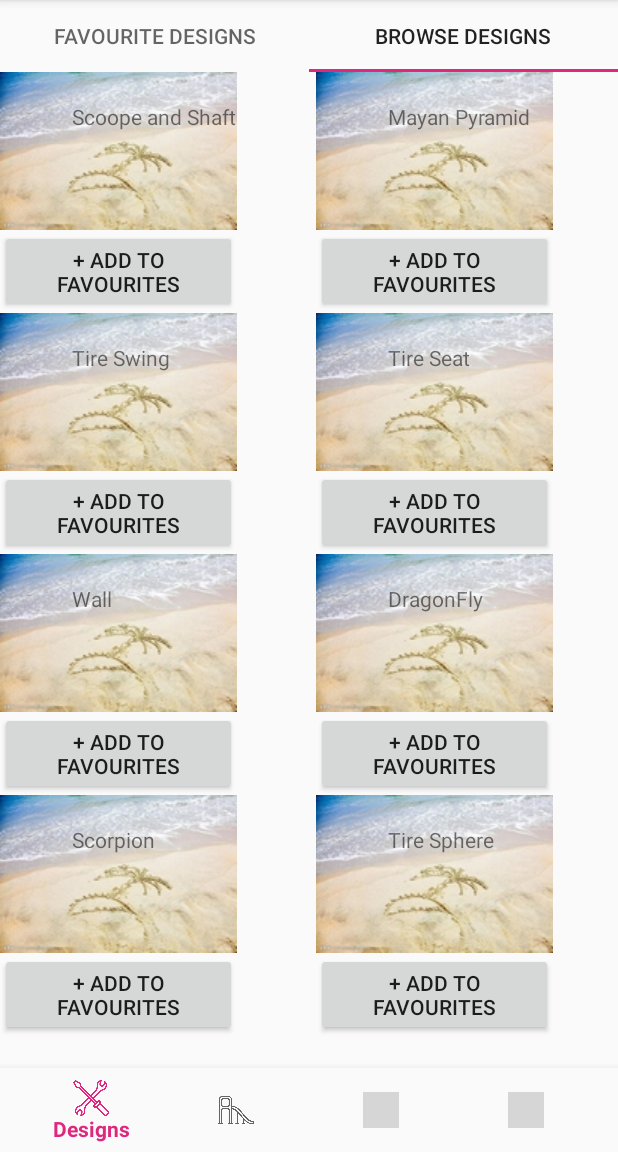
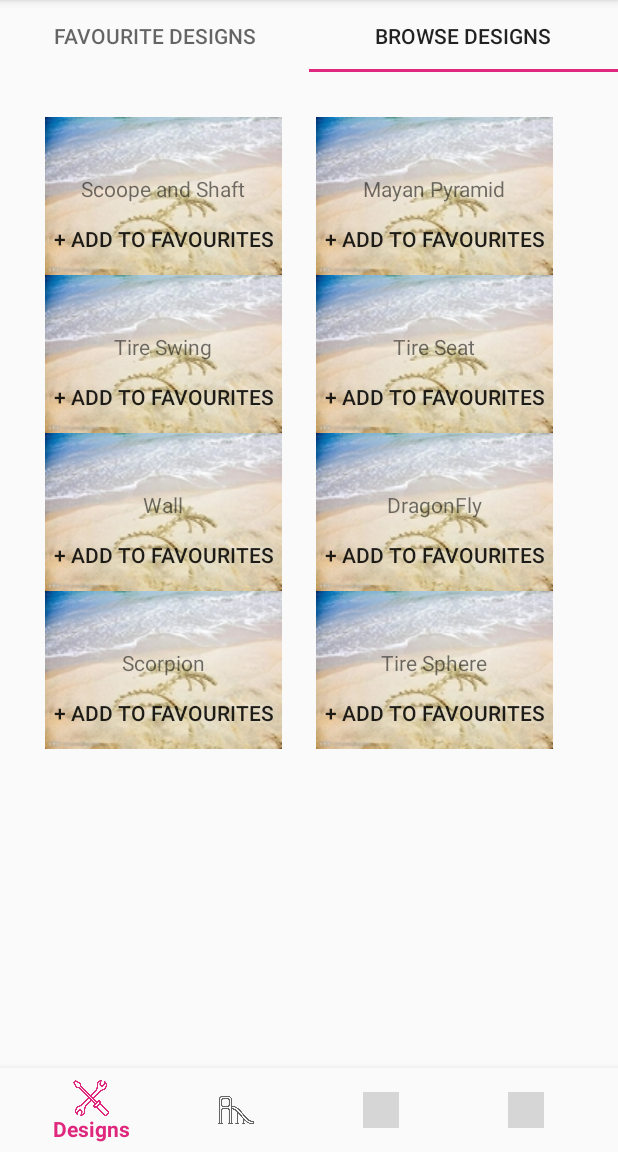
Before and after one commit to jaaasonwu/playgroundideas, an Android app: the DesignFavoriteList screen opened directly, with no data from a screen before it, tab 2 chosen, on a phone screen of 412 x 824 dp, the part 84-1236 px from its top. Run offline under Robolectric (Android 15) with nearby library versions, the phone set to English and light mode, and no system bars; libraries missing offline, so code that uses them is left out: com.joanzapata.iconify; 4 statements that could not run were skipped; grey boxes are pictures that could not be loaded.

Commit message:
improve design_item UI

```diff
--- a/app/src/main/java/com/playgroundideas/playgroundideas/designs/GridViewAdapterFavorite.java
+++ b/app/src/main/java/com/playgroundideas/playgroundideas/designs/GridViewAdapterFavorite.java
@@ -118,7 +118,7 @@ class GridViewAdapterFavorite extends BaseAdapter {
             LayoutInflater inflater = (LayoutInflater) context.getSystemService(Context.LAYOUT_INFLATER_SERVICE);
             designItem = inflater.inflate(R.layout.design_item, viewGroup, false);
             holder = new ViewHolder(designItem);
-            holder.deleteButton.setText("delete button");
+            holder.deleteButton.setText("   Delete");
             designItem.setTag(holder);
         }
         else{
--- a/app/src/main/res/layout/design_item.xml
+++ b/app/src/main/res/layout/design_item.xml
@@ -1,32 +1,37 @@
 <?xml version="1.0" encoding="utf-8"?>
-<RelativeLayout xmlns:android="http://schemas.android.com/apk/res/android"
+<LinearLayout xmlns:android="http://schemas.android.com/apk/res/android"
     xmlns:app="http://schemas.android.com/apk/res-auto"
-    android:layout_width="match_parent" android:layout_height="match_parent">
+    android:orientation="vertical" android:layout_width="match_parent"
+    android:layout_height="match_parent">
+
+
+    <RelativeLayout
+        android:layout_width="wrap_content"
+        android:layout_height="wrap_content">
 
         <ImageView
             android:id="@+id/imageView"
-        android:src="@drawable/sample1"
             android:layout_width="wrap_content"
             android:layout_height="wrap_content"
+            android:layout_alignParentStart="true"
             android:layout_alignParentTop="true"
-        android:layout_alignParentStart="true" />
+            app:srcCompat="@drawable/sample1" />
 
         <Button
             android:id="@+id/add_or_delete_button"
             android:layout_width="wrap_content"
             android:layout_height="wrap_content"
-        android:text="@string/add_button"
-        android:layout_below="@+id/imageView"
-        android:layout_alignParentStart="true"
-        android:layout_alignEnd="@+id/imageView" />
+            android:layout_centerInParent="true"
+            android:layout_alignBottom="@id/imageView"
+            android:background="@android:color/transparent"
+            android:text="@string/add_button" />
 
         <TextView
             android:id="@+id/textView"
             android:layout_width="wrap_content"
             android:layout_height="wrap_content"
-        android:layout_marginStart="48dp"
-        android:text="TextView"
-        android:layout_alignParentTop="true"
-        android:layout_alignParentStart="true"
-        android:layout_marginTop="20dp" />
+            android:layout_above="@+id/add_or_delete_button"
+            android:layout_centerHorizontal="true"
+            android:text="TextView" />
     </RelativeLayout>
+</LinearLayout>
--- a/app/src/main/res/layout/fragment_design_browse_list.xml
+++ b/app/src/main/res/layout/fragment_design_browse_list.xml
@@ -7,6 +7,7 @@
         android:layout_height="match_parent"
         android:layout_alignParentStart="true"
         android:layout_alignParentTop="true"
+        android:layout_margin="30dp"
         android:id="@+id/myGrid"
         android:numColumns="auto_fit"
         android:horizontalSpacing="10dp"
--- a/app/src/main/res/layout/fragment_design_favorite_list.xml
+++ b/app/src/main/res/layout/fragment_design_favorite_list.xml
@@ -18,14 +18,15 @@
             android:id="@+id/add_designs_fab"/>
 
         <GridView
-            android:layout_width="match_parent"
+            android:id="@+id/my_favorite_grid"
+            android:layout_width="wrap_content"
             android:layout_height="match_parent"
             android:layout_alignParentStart="true"
             android:layout_alignParentTop="true"
-            android:id="@+id/my_favorite_grid"
+            android:layout_margin="30dp"
+            android:horizontalSpacing="10dp"
             android:numColumns="auto_fit"
-            android:horizontalSpacing="10dp"
-            android:stretchMode="columnWidth"/>
+            android:stretchMode="columnWidth" />
     </android.support.design.widget.CoordinatorLayout>
 
 </RelativeLayout>
--- a/app/src/main/res/values/strings.xml
+++ b/app/src/main/res/values/strings.xml
@@ -24,7 +24,7 @@
         <item>Scorpion</item>
         <item>Tire Sphere</item>
     </string-array>
-    <string name="add_button">+ Add to Favourites</string>
+    <string name="add_button"> + Add to Favourites</string>
     <string name="title_activity_design_item_details">DesignItemDetailsActivity</string>
 
     <!-- TODO: Remove or change this placeholder text -->
```
Lines whose indentation alone changed are shown as unchanged.
